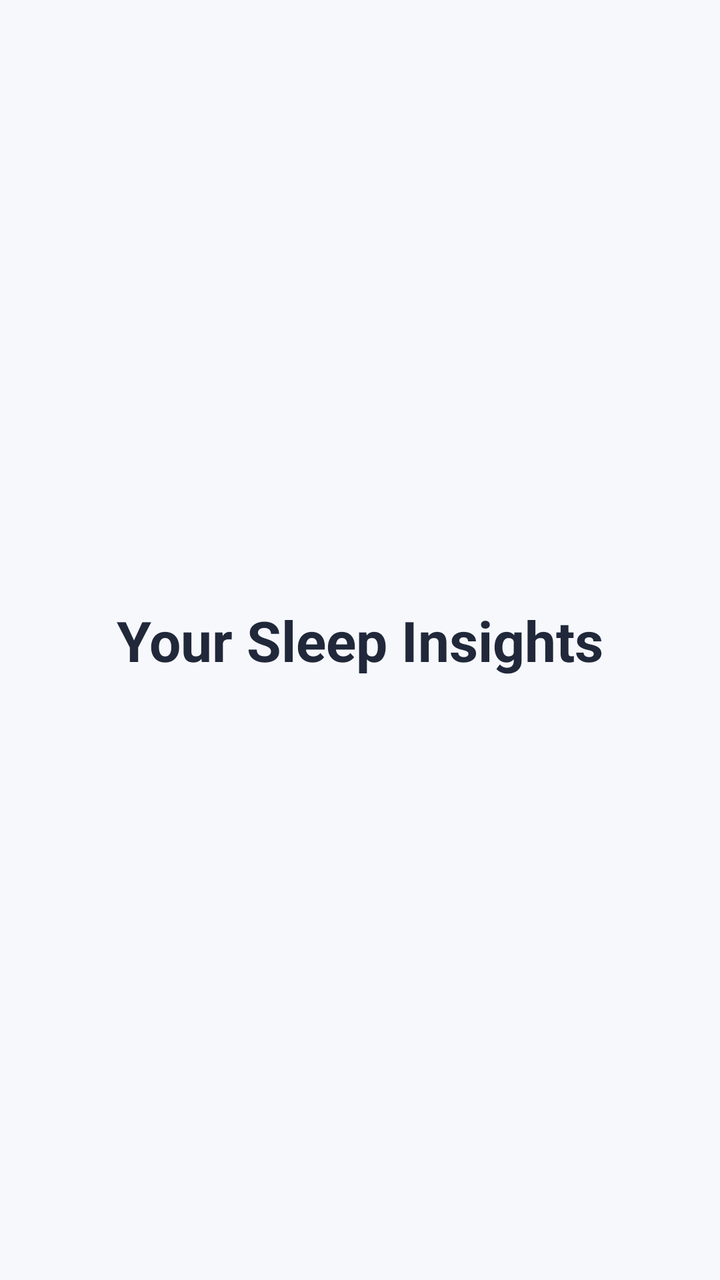
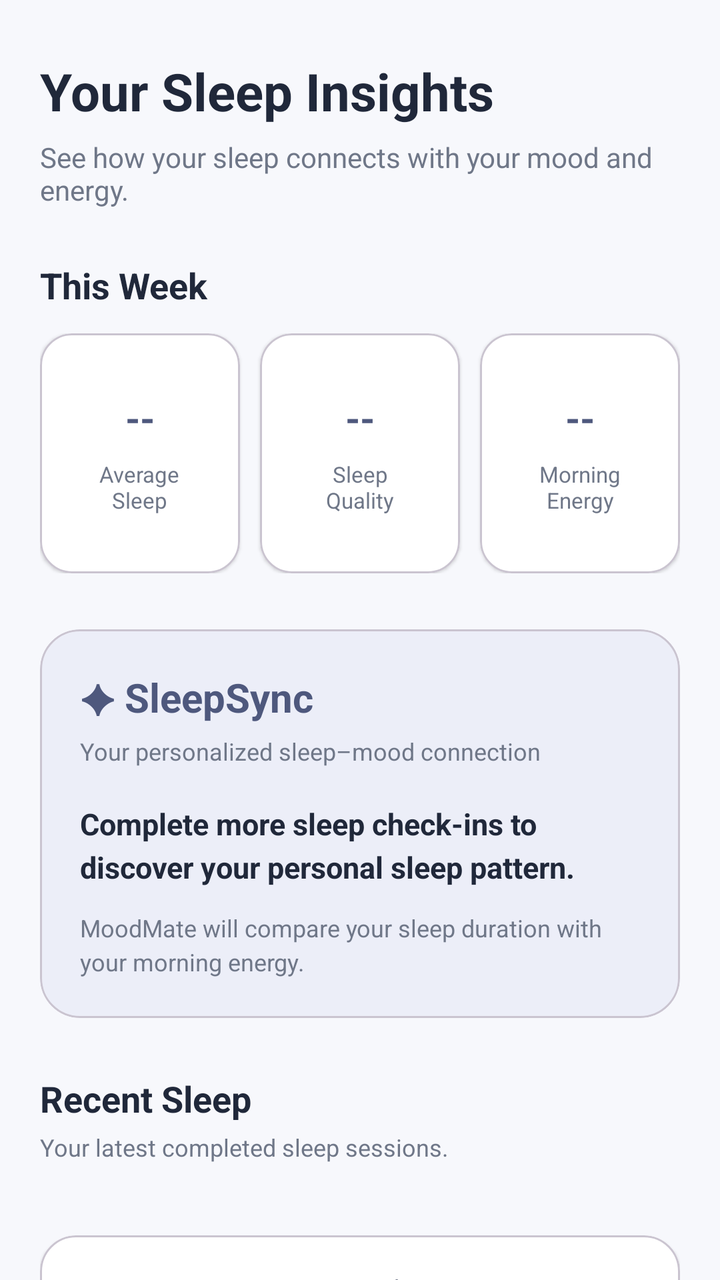

The first picture is an Android layout as it rendered before a commit; the second is the same layout after the commit. The layout source and the unified diff follow.
<!-- AndroidManifest.xml: application theme Theme.MoodMateSleep -->
<!-- res/layout/fragment_insights.xml -->
<?xml version="1.0" encoding="utf-8"?>
<androidx.constraintlayout.widget.ConstraintLayout
    xmlns:android="http://schemas.android.com/apk/res/android"
    xmlns:app="http://schemas.android.com/apk/res-auto"
    android:layout_width="match_parent"
    android:layout_height="match_parent"
    android:background="@color/moodmate_background">

    <TextView
        android:layout_width="wrap_content"
        android:layout_height="wrap_content"
        android:text="Your Sleep Insights"
        android:textColor="@color/moodmate_text_primary"
        android:textSize="28sp"
        android:textStyle="bold"
        app:layout_constraintBottom_toBottomOf="parent"
        app:layout_constraintEnd_toEndOf="parent"
        app:layout_constraintStart_toStartOf="parent"
        app:layout_constraintTop_toTopOf="parent" />

</androidx.constraintlayout.widget.ConstraintLayout>
<!-- resources referenced by this layout -->
<resources>
  <color name="moodmate_background">#F7F8FC</color>
  <color name="moodmate_text_primary">#20283A</color>
  <style name="Theme.MoodMateSleep" parent="Theme.Material3.DayNight.NoActionBar">
  
          <item name="colorPrimary">@color/moodmate_primary</item>
  
          <item name="colorSecondary">@color/moodmate_teal</item>
  
          <item name="android:colorAccent">@color/moodmate_teal</item>
  
          <item name="android:windowLightStatusBar">true</item>
  
          <item name="android:statusBarColor">@color/moodmate_background</item>
  
          <item name="android:navigationBarColor">@color/moodmate_background</item>
  
          <item name="android:windowBackground">@color/moodmate_background</item>
  
      </style>
  <color name="moodmate_primary">#4E587D</color>
  <color name="moodmate_teal">#78B8A8</color>
</resources>

<!-- the commit's change to res/layout/fragment_insights.xml (unified diff, before → after) -->
@@ -1,21 +1,316 @@
 <?xml version="1.0" encoding="utf-8"?>
-<androidx.constraintlayout.widget.ConstraintLayout
+<ScrollView
     xmlns:android="http://schemas.android.com/apk/res/android"
     xmlns:app="http://schemas.android.com/apk/res-auto"
     android:layout_width="match_parent"
     android:layout_height="match_parent"
-    android:background="@color/moodmate_background">
-
-    <TextView
-        android:layout_width="wrap_content"
+    android:background="@color/moodmate_background"
+    android:fillViewport="true"
+    android:scrollbars="none">
+
+    <LinearLayout
+        android:layout_width="match_parent"
         android:layout_height="wrap_content"
-        android:text="Your Sleep Insights"
-        android:textColor="@color/moodmate_text_primary"
-        android:textSize="28sp"
-        android:textStyle="bold"
-        app:layout_constraintBottom_toBottomOf="parent"
-        app:layout_constraintEnd_toEndOf="parent"
-        app:layout_constraintStart_toStartOf="parent"
-        app:layout_constraintTop_toTopOf="parent" />
-
-</androidx.constraintlayout.widget.ConstraintLayout>
+        android:orientation="vertical"
+        android:paddingStart="20dp"
+        android:paddingTop="28dp"
+        android:paddingEnd="20dp"
+        android:paddingBottom="100dp">
+
+        
+
+        <TextView
+            android:layout_width="match_parent"
+            android:layout_height="wrap_content"
+            android:text="Your Sleep Insights"
+            android:textColor="@color/moodmate_text_primary"
+            android:textSize="26sp"
+            android:textStyle="bold" />
+
+        <TextView
+            android:layout_width="match_parent"
+            android:layout_height="wrap_content"
+            android:layout_marginTop="6dp"
+            android:text="See how your sleep connects with your mood and energy."
+            android:textColor="@color/moodmate_text_secondary"
+            android:textSize="14sp" />
+
+
+        
+        
+        
+
+        <TextView
+            android:layout_width="wrap_content"
+            android:layout_height="wrap_content"
+            android:layout_marginTop="26dp"
+            android:text="This Week"
+            android:textColor="@color/moodmate_text_primary"
+            android:textSize="18sp"
+            android:textStyle="bold" />
+
+        <LinearLayout
+            android:layout_width="match_parent"
+            android:layout_height="wrap_content"
+            android:layout_marginTop="12dp"
+            android:orientation="horizontal"
+            android:weightSum="3">
+
+            
+
+            <com.google.android.material.card.MaterialCardView
+                android:layout_width="0dp"
+                android:layout_height="120dp"
+                android:layout_marginEnd="5dp"
+                android:layout_weight="1"
+                app:cardBackgroundColor="@color/moodmate_card"
+                app:cardCornerRadius="16dp"
+                app:cardElevation="1dp">
+
+                <LinearLayout
+                    android:layout_width="match_parent"
+                    android:layout_height="match_parent"
+                    android:gravity="center"
+                    android:orientation="vertical"
+                    android:padding="8dp">
+
+                    <TextView
+                        android:id="@+id/tvAverageSleep"
+                        android:layout_width="wrap_content"
+                        android:layout_height="wrap_content"
+                        android:text="--"
+                        android:textColor="@color/moodmate_primary"
+                        android:textSize="19sp"
+                        android:textStyle="bold" />
+
+                    <TextView
+                        android:layout_width="wrap_content"
+                        android:layout_height="wrap_content"
+                        android:layout_marginTop="8dp"
+                        android:gravity="center"
+                        android:text="Average\nSleep"
+                        android:textColor="@color/moodmate_text_secondary"
+                        android:textSize="11sp" />
+
+                </LinearLayout>
+
+            </com.google.android.material.card.MaterialCardView>
+
+
+            
+
+            <com.google.android.material.card.MaterialCardView
+                android:layout_width="0dp"
+                android:layout_height="120dp"
+                android:layout_marginStart="5dp"
+                android:layout_marginEnd="5dp"
+                android:layout_weight="1"
+                app:cardBackgroundColor="@color/moodmate_card"
+                app:cardCornerRadius="16dp"
+                app:cardElevation="1dp">
+
+                <LinearLayout
+                    android:layout_width="match_parent"
+                    android:layout_height="match_parent"
+                    android:gravity="center"
+                    android:orientation="vertical"
+                    android:padding="8dp">
+
+                    <TextView
+                        android:id="@+id/tvAverageQuality"
+                        android:layout_width="wrap_content"
+                        android:layout_height="wrap_content"
+                        android:text="--"
+                        android:textColor="@color/moodmate_primary"
+                        android:textSize="19sp"
+                        android:textStyle="bold" />
+
+                    <TextView
+                        android:layout_width="wrap_content"
+                        android:layout_height="wrap_content"
+                        android:layout_marginTop="8dp"
+                        android:gravity="center"
+                        android:text="Sleep\nQuality"
+                        android:textColor="@color/moodmate_text_secondary"
+                        android:textSize="11sp" />
+
+                </LinearLayout>
+
+            </com.google.android.material.card.MaterialCardView>
+
+
+            
+
+            <com.google.android.material.card.MaterialCardView
+                android:layout_width="0dp"
+                android:layout_height="120dp"
+                android:layout_marginStart="5dp"
+                android:layout_weight="1"
+                app:cardBackgroundColor="@color/moodmate_card"
+                app:cardCornerRadius="16dp"
+                app:cardElevation="1dp">
+
+                <LinearLayout
+                    android:layout_width="match_parent"
+                    android:layout_height="match_parent"
+                    android:gravity="center"
+                    android:orientation="vertical"
+                    android:padding="8dp">
+
+                    <TextView
+                        android:id="@+id/tvAverageEnergy"
+                        android:layout_width="wrap_content"
+                        android:layout_height="wrap_content"
+                        android:text="--"
+                        android:textColor="@color/moodmate_primary"
+                        android:textSize="19sp"
+                        android:textStyle="bold" />
+
+                    <TextView
+                        android:layout_width="wrap_content"
+                        android:layout_height="wrap_content"
+                        android:layout_marginTop="8dp"
+                        android:gravity="center"
+                        android:text="Morning\nEnergy"
+                        android:textColor="@color/moodmate_text_secondary"
+                        android:textSize="11sp" />
+
+                </LinearLayout>
+
+            </com.google.android.material.card.MaterialCardView>
+
+        </LinearLayout>
+
+
+        
+        
+        
+
+        <com.google.android.material.card.MaterialCardView
+            android:id="@+id/cardSleepSync"
+            android:layout_width="match_parent"
+            android:layout_height="wrap_content"
+            android:layout_marginTop="28dp"
+            app:cardBackgroundColor="@color/moodmate_lavender_light"
+            app:cardCornerRadius="20dp"
+            app:cardElevation="0dp">
+
+            <LinearLayout
+                android:layout_width="match_parent"
+                android:layout_height="wrap_content"
+                android:orientation="vertical"
+                android:padding="20dp">
+
+                <TextView
+                    android:layout_width="wrap_content"
+                    android:layout_height="wrap_content"
+                    android:text="✦ SleepSync"
+                    android:textColor="@color/moodmate_primary"
+                    android:textSize="20sp"
+                    android:textStyle="bold" />
+
+                <TextView
+                    android:layout_width="match_parent"
+                    android:layout_height="wrap_content"
+                    android:layout_marginTop="5dp"
+                    android:text="Your personalized sleep–mood connection"
+                    android:textColor="@color/moodmate_text_secondary"
+                    android:textSize="12sp" />
+
+                <TextView
+                    android:id="@+id/tvSleepSyncInsight"
+                    android:layout_width="match_parent"
+                    android:layout_height="wrap_content"
+                    android:layout_marginTop="18dp"
+                    android:lineSpacingExtra="4dp"
+                    android:text="Complete more sleep check-ins to discover your personal sleep pattern."
+                    android:textColor="@color/moodmate_text_primary"
+                    android:textSize="15sp"
+                    android:textStyle="bold" />
+
+                <TextView
+                    android:id="@+id/tvSleepSyncTip"
+                    android:layout_width="match_parent"
+                    android:layout_height="wrap_content"
+                    android:layout_marginTop="12dp"
+                    android:lineSpacingExtra="3dp"
+                    android:text="MoodMate will compare your sleep duration with your morning energy."
+                    android:textColor="@color/moodmate_text_secondary"
+                    android:textSize="12sp" />
+
+            </LinearLayout>
+
+        </com.google.android.material.card.MaterialCardView>
+
+
+        
+        
+        
+
+        <TextView
+            android:layout_width="wrap_content"
+            android:layout_height="wrap_content"
+            android:layout_marginTop="28dp"
+            android:text="Recent Sleep"
+            android:textColor="@color/moodmate_text_primary"
+            android:textSize="18sp"
+            android:textStyle="bold" />
+
+        <TextView
+            android:layout_width="wrap_content"
+            android:layout_height="wrap_content"
+            android:layout_marginTop="4dp"
+            android:text="Your latest completed sleep sessions."
+            android:textColor="@color/moodmate_text_secondary"
+            android:textSize="12sp" />
+
+        <LinearLayout
+            android:id="@+id/recentSleepContainer"
+            android:layout_width="match_parent"
+            android:layout_height="wrap_content"
+            android:layout_marginTop="14dp"
+            android:orientation="vertical" />
+
+
+        
+        
+        
+
+        <com.google.android.material.card.MaterialCardView
+            android:layout_width="match_parent"
+            android:layout_height="wrap_content"
+            android:layout_marginTop="22dp"
+            app:cardBackgroundColor="@color/moodmate_card"
+            app:cardCornerRadius="18dp"
+            app:cardElevation="1dp">
+
+            <LinearLayout
+                android:layout_width="match_parent"
+                android:layout_height="wrap_content"
+                android:orientation="vertical"
+                android:padding="18dp">
+
+                <TextView
+                    android:layout_width="wrap_content"
+                    android:layout_height="wrap_content"
+                    android:text="Most Common Morning Mood"
+                    android:textColor="@color/moodmate_text_secondary"
+                    android:textSize="12sp" />
+
+                <TextView
+                    android:id="@+id/tvCommonMood"
+                    android:layout_width="wrap_content"
+                    android:layout_height="wrap_content"
+                    android:layout_marginTop="7dp"
+                    android:text="No data yet"
+                    android:textColor="@color/moodmate_primary"
+                    android:textSize="21sp"
+                    android:textStyle="bold" />
+
+            </LinearLayout>
+
+        </com.google.android.material.card.MaterialCardView>
+
+    </LinearLayout>
+
+</ScrollView>
<!-- resource entries referenced after the edit -->
@@ -1,7 +1,11 @@
 <!-- resources referenced by this layout -->
 <resources>
   <color name="moodmate_background">#F7F8FC</color>
+  <color name="moodmate_card">#FFFFFF</color>
+  <color name="moodmate_lavender_light">#ECEEF8</color>
+  <color name="moodmate_primary">#4E587D</color>
   <color name="moodmate_text_primary">#20283A</color>
+  <color name="moodmate_text_secondary">#6F7788</color>
   <style name="Theme.MoodMateSleep" parent="Theme.Material3.DayNight.NoActionBar">
   
           <item name="colorPrimary">@color/moodmate_primary</item>
@@ -19,7 +23,6 @@
           <item name="android:windowBackground">@color/moodmate_background</item>
   
       </style>
-  <color name="moodmate_primary">#4E587D</color>
   <color name="moodmate_teal">#78B8A8</color>
 </resources>
 
